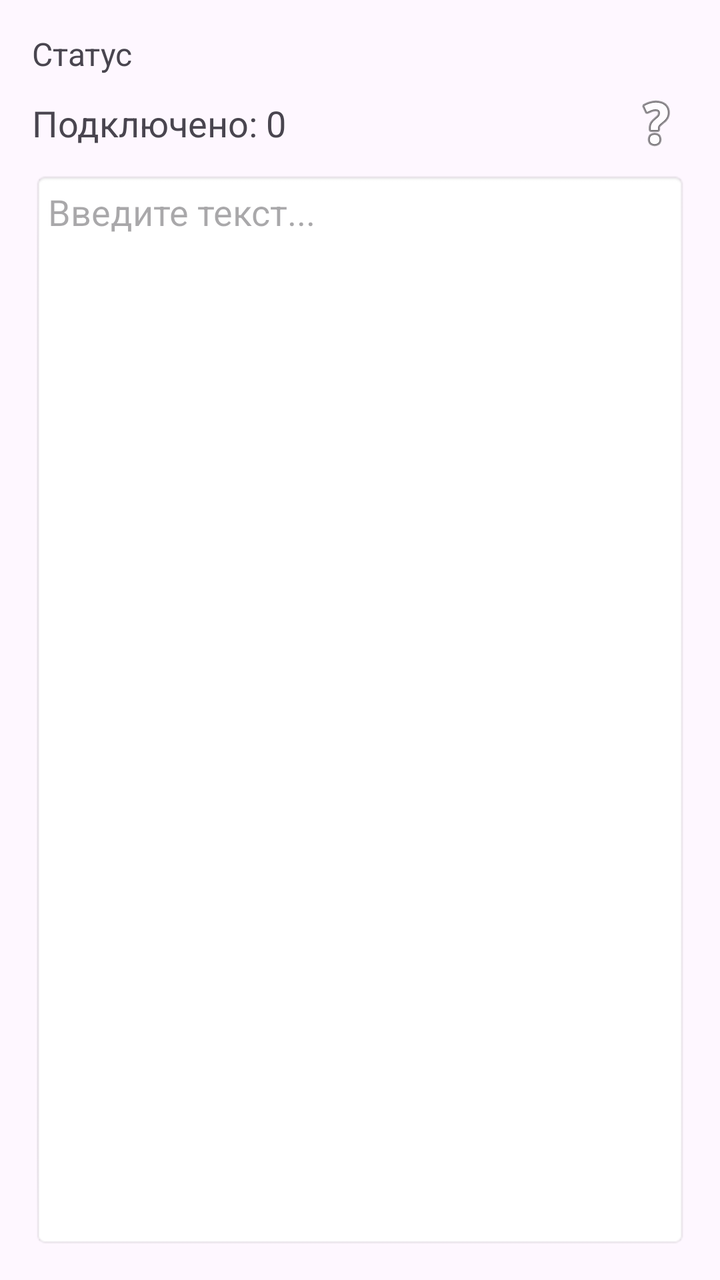
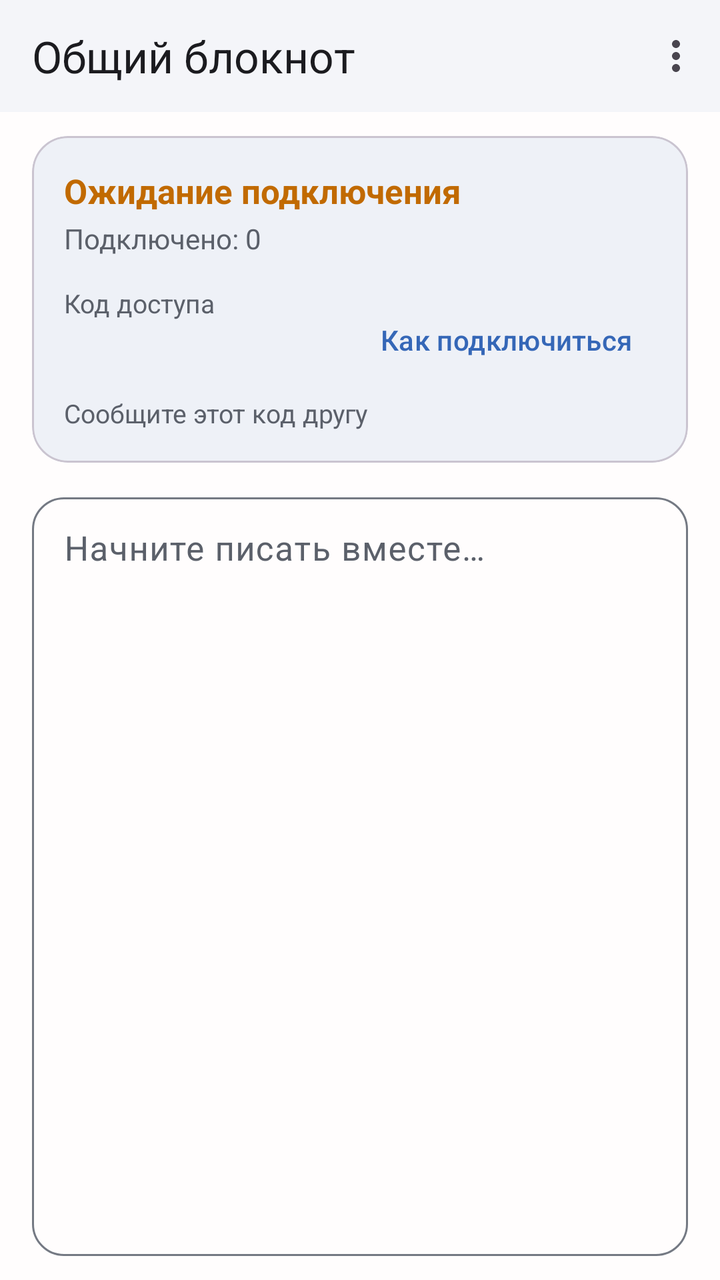

Two renders of the same Android screen: before a commit and after it. Below are the layout's source before the change and the commit's diff.
<!-- AndroidManifest.xml: application theme Theme.MultiNotepad -->
<!-- res/layout/activity_host.xml -->
<?xml version="1.0" encoding="utf-8"?>
<LinearLayout xmlns:android="http://schemas.android.com/apk/res/android"
    android:layout_width="match_parent"
    android:layout_height="match_parent"
    android:orientation="vertical"
    android:padding="16dp">

    <TextView
        android:id="@+id/tvStatus"
        android:layout_width="wrap_content"
        android:layout_height="wrap_content"
        android:text="Статус"
        android:textSize="16sp"/>

    <LinearLayout
        android:layout_width="match_parent"
        android:layout_height="wrap_content"
        android:orientation="horizontal"
        android:gravity="center_vertical"
        android:layout_marginTop="8dp">

        <TextView
            android:id="@+id/tvClientCount"
            android:layout_width="0dp"
            android:layout_height="wrap_content"
            android:layout_weight="1"
            android:text="Подключено: 0"
            android:textSize="18sp"/>

        <ImageButton
            android:id="@+id/btnHelp"
            android:layout_width="wrap_content"
            android:layout_height="wrap_content"
            android:src="@android:drawable/ic_menu_help"
            android:background="?android:attr/selectableItemBackgroundBorderless"
            android:contentDescription="Помощь"/>
    </LinearLayout>

    <EditText
        android:id="@+id/etContent"
        android:layout_width="match_parent"
        android:layout_height="match_parent"
        android:gravity="top"
        android:hint="Введите текст..."
        android:maxLines="1000"
        android:background="@android:drawable/editbox_background"
        android:padding="8dp"
        android:layout_marginTop="8dp"
        android:textColor="#000000"/>

</LinearLayout>
<!-- resources referenced by this layout -->
<resources>
  <style name="Theme.MultiNotepad" parent="Base.Theme.MultiNotepad" />
  <style name="Base.Theme.MultiNotepad" parent="Theme.Material3.DayNight.NoActionBar">
          
          
      </style>
</resources>

<!-- the commit's change to res/layout/activity_host.xml (unified diff, before → after) -->
@@ -1,51 +1,138 @@
 <?xml version="1.0" encoding="utf-8"?>
 <LinearLayout xmlns:android="http://schemas.android.com/apk/res/android"
+    xmlns:app="http://schemas.android.com/apk/res-auto"
+    android:id="@+id/rootContainer"
     android:layout_width="match_parent"
     android:layout_height="match_parent"
-    android:orientation="vertical"
-    android:padding="16dp">
+    android:orientation="vertical">
 
-    <TextView
-        android:id="@+id/tvStatus"
-        android:layout_width="wrap_content"
+    <com.google.android.material.appbar.MaterialToolbar
+        android:id="@+id/topAppBar"
+        android:layout_width="match_parent"
         android:layout_height="wrap_content"
-        android:text="Статус"
-        android:textSize="16sp"/>
+        android:minHeight="56dp"
+        android:background="?attr/colorSurface"
+        android:elevation="1dp"
+        app:menu="@menu/theme_menu"
+        app:title="@string/host_title"
+        app:titleTextColor="?attr/colorOnSurface" />
 
     <LinearLayout
         android:layout_width="match_parent"
-        android:layout_height="wrap_content"
-        android:orientation="horizontal"
-        android:gravity="center_vertical"
-        android:layout_marginTop="8dp">
+        android:layout_height="0dp"
+        android:layout_weight="1"
+        android:orientation="vertical"
+        android:paddingStart="16dp"
+        android:paddingTop="12dp"
+        android:paddingEnd="16dp"
+        android:paddingBottom="12dp">
 
-        <TextView
-            android:id="@+id/tvClientCount"
-            android:layout_width="0dp"
+        <com.google.android.material.card.MaterialCardView
+            android:layout_width="match_parent"
             android:layout_height="wrap_content"
+            app:cardBackgroundColor="?attr/colorSurfaceVariant"
+            app:cardCornerRadius="18dp"
+            app:cardElevation="0dp">
+
+            <LinearLayout
+                android:layout_width="match_parent"
+                android:layout_height="wrap_content"
+                android:orientation="vertical"
+                android:padding="16dp">
+
+                <TextView
+                    android:id="@+id/tvStatus"
+                    android:layout_width="match_parent"
+                    android:layout_height="wrap_content"
+                    android:text="@string/status_waiting"
+                    android:textColor="@color/status_waiting"
+                    android:textSize="17sp"
+                    android:textStyle="bold" />
+
+                <TextView
+                    android:id="@+id/tvClientCount"
+                    android:layout_width="match_parent"
+                    android:layout_height="wrap_content"
+                    android:layout_marginTop="3dp"
+                    android:tag="theme_secondary"
+                    android:text="@string/connected_count_zero"
+                    android:textColor="?attr/colorOnSurfaceVariant" />
+
+                <LinearLayout
+                    android:layout_width="match_parent"
+                    android:layout_height="wrap_content"
+                    android:layout_marginTop="14dp"
+                    android:gravity="center_vertical"
+                    android:orientation="horizontal">
+
+                    <LinearLayout
+                        android:layout_width="0dp"
+                        android:layout_height="wrap_content"
+                        android:layout_weight="1"
+                        android:orientation="vertical">
+
+                        <TextView
+                            android:layout_width="wrap_content"
+                            android:layout_height="wrap_content"
+                            android:tag="theme_secondary"
+                            android:text="@string/access_code_label"
+                            android:textColor="?attr/colorOnSurfaceVariant"
+                            android:textSize="13sp" />
+
+                        <TextView
+                            android:id="@+id/tvAccessCode"
+                            android:layout_width="wrap_content"
+                            android:layout_height="wrap_content"
+                            android:fontFamily="monospace"
+                            android:letterSpacing="0.16"
+                            android:textColor="?attr/colorPrimary"
+                            android:textSize="28sp"
+                            android:textStyle="bold" />
+                    </LinearLayout>
+
+                    <com.google.android.material.button.MaterialButton
+                        android:id="@+id/btnHelp"
+                        style="@style/Widget.Material3.Button.TextButton"
+                        android:layout_width="wrap_content"
+                        android:layout_height="wrap_content"
+                        android:text="@string/how_to_connect" />
+                </LinearLayout>
+
+                <TextView
+                    android:layout_width="match_parent"
+                    android:layout_height="wrap_content"
+                    android:tag="theme_secondary"
+                    android:text="@string/access_code_hint"
+                    android:textColor="?attr/colorOnSurfaceVariant"
+                    android:textSize="13sp" />
+            </LinearLayout>
+        </com.google.android.material.card.MaterialCardView>
+
+        <com.google.android.material.textfield.TextInputLayout
+            android:layout_width="match_parent"
+            android:layout_height="0dp"
             android:layout_weight="1"
-            android:text="Подключено: 0"
-            android:textSize="18sp"/>
+            android:layout_marginTop="12dp"
+            android:hint="@string/note_hint"
+            app:boxBackgroundMode="outline"
+            app:boxCornerRadiusBottomEnd="16dp"
+            app:boxCornerRadiusBottomStart="16dp"
+            app:boxCornerRadiusTopEnd="16dp"
+            app:boxCornerRadiusTopStart="16dp">
 
-        <ImageButton
-            android:id="@+id/btnHelp"
-            android:layout_width="wrap_content"
-            android:layout_height="wrap_content"
-            android:src="@android:drawable/ic_menu_help"
-            android:background="?android:attr/selectableItemBackgroundBorderless"
-            android:contentDescription="Помощь"/>
+            <com.google.android.material.textfield.TextInputEditText
+                android:id="@+id/etContent"
+                android:layout_width="match_parent"
+                android:layout_height="match_parent"
+                android:gravity="top|start"
+                android:inputType="textCapSentences|textMultiLine"
+                android:maxLines="10000"
+                android:minHeight="240dp"
+                android:padding="16dp"
+                android:scrollbars="vertical"
+                android:textColor="?attr/colorOnSurface"
+                android:textColorHint="?attr/colorOnSurfaceVariant"
+                android:textSize="17sp" />
+        </com.google.android.material.textfield.TextInputLayout>
     </LinearLayout>
-
-    <EditText
-        android:id="@+id/etContent"
-        android:layout_width="match_parent"
-        android:layout_height="match_parent"
-        android:gravity="top"
-        android:hint="Введите текст..."
-        android:maxLines="1000"
-        android:background="@android:drawable/editbox_background"
-        android:padding="8dp"
-        android:layout_marginTop="8dp"
-        android:textColor="#000000"/>
-
 </LinearLayout>
<!-- resource entries referenced after the edit -->
@@ -1,9 +1,37 @@
 <!-- resources referenced by this layout -->
 <resources>
-  <style name="Theme.MultiNotepad" parent="Base.Theme.MultiNotepad" />
-  <style name="Base.Theme.MultiNotepad" parent="Theme.Material3.DayNight.NoActionBar">
-          
-          
+  <color name="status_waiting">#C16A00</color>
+  <string name="access_code_hint">Сообщите этот код другу</string>
+  <string name="access_code_label">Код доступа</string>
+  <string name="connected_count_zero">Подключено: 0</string>
+  <string name="host_title">Общий блокнот</string>
+  <string name="how_to_connect">Как подключиться</string>
+  <string name="note_hint">Начните писать вместе…</string>
+  <string name="status_waiting">Ожидание подключения</string>
+  <style name="Theme.MultiNotepad" parent="Theme.MultiNotepad.Light" />
+  <style name="Theme.MultiNotepad.Light" parent="Theme.Material3.Light.NoActionBar">
+          <item name="colorPrimary">@color/light_primary</item>
+          <item name="colorOnPrimary">@color/light_on_primary</item>
+          <item name="colorPrimaryContainer">@color/light_primary_container</item>
+          <item name="colorOnPrimaryContainer">@color/light_on_primary_container</item>
+          <item name="colorSurface">@color/light_surface</item>
+          <item name="colorSurfaceVariant">@color/light_surface_variant</item>
+          <item name="colorOnSurface">@color/light_on_surface</item>
+          <item name="colorOnSurfaceVariant">@color/light_on_surface_variant</item>
+          <item name="colorOutline">@color/light_outline</item>
+          <item name="android:windowBackground">@color/light_surface</item>
+          <item name="android:statusBarColor">@color/light_surface</item>
+          <item name="android:navigationBarColor">@color/light_surface</item>
+          <item name="android:windowLightStatusBar">true</item>
       </style>
+  <color name="light_primary">#3567B7</color>
+  <color name="light_on_primary">#FFFFFFFF</color>
+  <color name="light_primary_container">#D9E5FF</color>
+  <color name="light_on_primary_container">#082A57</color>
+  <color name="light_surface">#FFFDFD</color>
+  <color name="light_surface_variant">#EEF1F7</color>
+  <color name="light_on_surface">#1B1B1F</color>
+  <color name="light_on_surface_variant">#5B606A</color>
+  <color name="light_outline">#747983</color>
 </resources>
 
